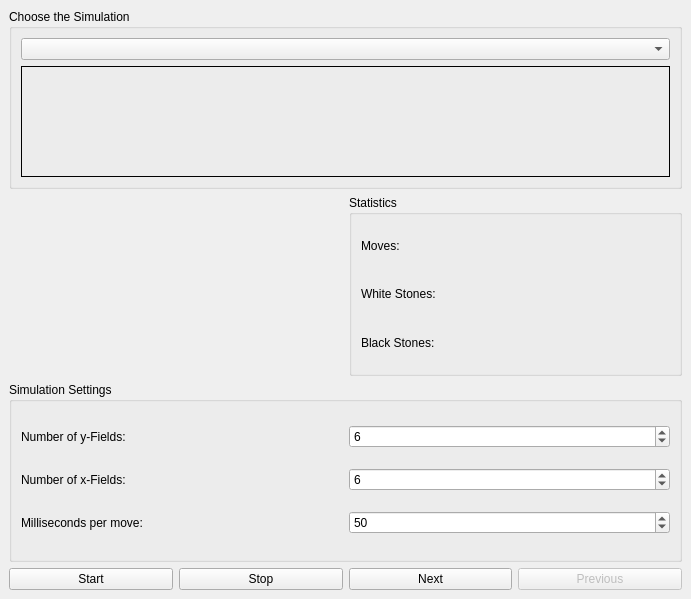
The window that simulations/gamecontrols.ui (KDE/kalzium) describes before a commit, drawn with Qt 5.
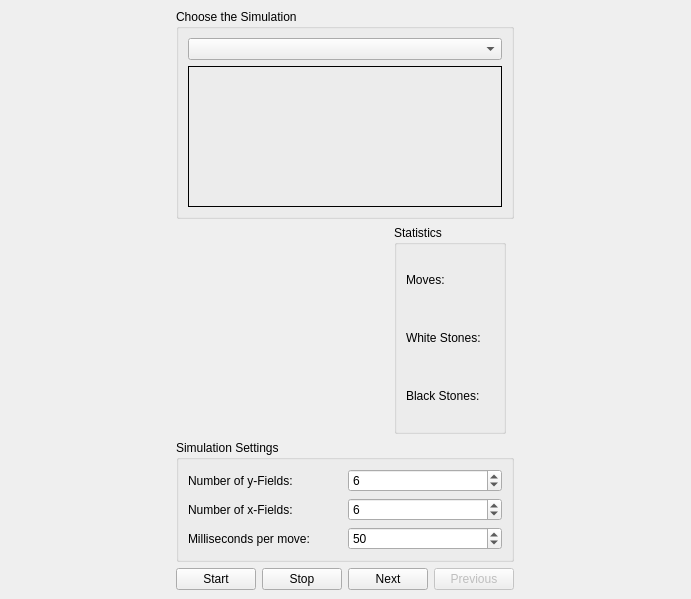
The same window after the commit. Custom widgets are drawn as their Qt base class.

Commit message: Ok, the dialog is better now. Not good but better ;-)

Diff of the .ui file:
```diff
--- a/simulations/gamecontrols.ui
+++ b/simulations/gamecontrols.ui
@@ -12,6 +12,14 @@
     <height>599</height>
    </rect>
   </property>
+  <property name="sizePolicy" >
+   <sizepolicy>
+    <hsizetype>3</hsizetype>
+    <vsizetype>3</vsizetype>
+    <horstretch>0</horstretch>
+    <verstretch>0</verstretch>
+   </sizepolicy>
+  </property>
   <property name="minimumSize" >
    <size>
     <width>300</width>
@@ -36,6 +44,14 @@
    </property>
    <item row="0" column="0" >
     <widget class="QGroupBox" name="groupBox_2" >
+     <property name="sizePolicy" >
+      <sizepolicy>
+       <hsizetype>5</hsizetype>
+       <vsizetype>1</vsizetype>
+       <horstretch>0</horstretch>
+       <verstretch>0</verstretch>
+      </sizepolicy>
+     </property>
      <property name="title" >
       <string>Choose the Simulation</string>
      </property>
@@ -58,6 +74,14 @@
       </item>
       <item row="1" column="0" >
        <widget class="QLabel" name="label" >
+        <property name="sizePolicy" >
+         <sizepolicy>
+          <hsizetype>1</hsizetype>
+          <vsizetype>3</vsizetype>
+          <horstretch>0</horstretch>
+          <verstretch>0</verstretch>
+         </sizepolicy>
+        </property>
         <property name="toolTip" >
          <string>This texts describes the simulation in brief words</string>
         </property>
@@ -94,10 +118,18 @@
      </property>
      <item>
       <widget class="GamefieldWidget" name="gf" >
+       <property name="sizePolicy" >
+        <sizepolicy>
+         <hsizetype>4</hsizetype>
+         <vsizetype>7</vsizetype>
+         <horstretch>0</horstretch>
+         <verstretch>0</verstretch>
+        </sizepolicy>
+       </property>
        <property name="minimumSize" >
         <size>
-         <width>100</width>
-         <height>100</height>
+         <width>200</width>
+         <height>200</height>
         </size>
        </property>
        <property name="toolTip" >
@@ -110,6 +142,14 @@
      </item>
      <item>
       <widget class="QGroupBox" name="groupBox" >
+       <property name="sizePolicy" >
+        <sizepolicy>
+         <hsizetype>4</hsizetype>
+         <vsizetype>1</vsizetype>
+         <horstretch>0</horstretch>
+         <verstretch>0</verstretch>
+        </sizepolicy>
+       </property>
        <property name="title" >
         <string>Statistics</string>
        </property>
@@ -252,6 +292,14 @@
    </item>
    <item row="2" column="0" >
     <widget class="QGroupBox" name="groupBox_3" >
+     <property name="sizePolicy" >
+      <sizepolicy>
+       <hsizetype>5</hsizetype>
+       <vsizetype>1</vsizetype>
+       <horstretch>0</horstretch>
+       <verstretch>0</verstretch>
+      </sizepolicy>
+     </property>
      <property name="title" >
       <string>Simulation Settings</string>
      </property>
```
